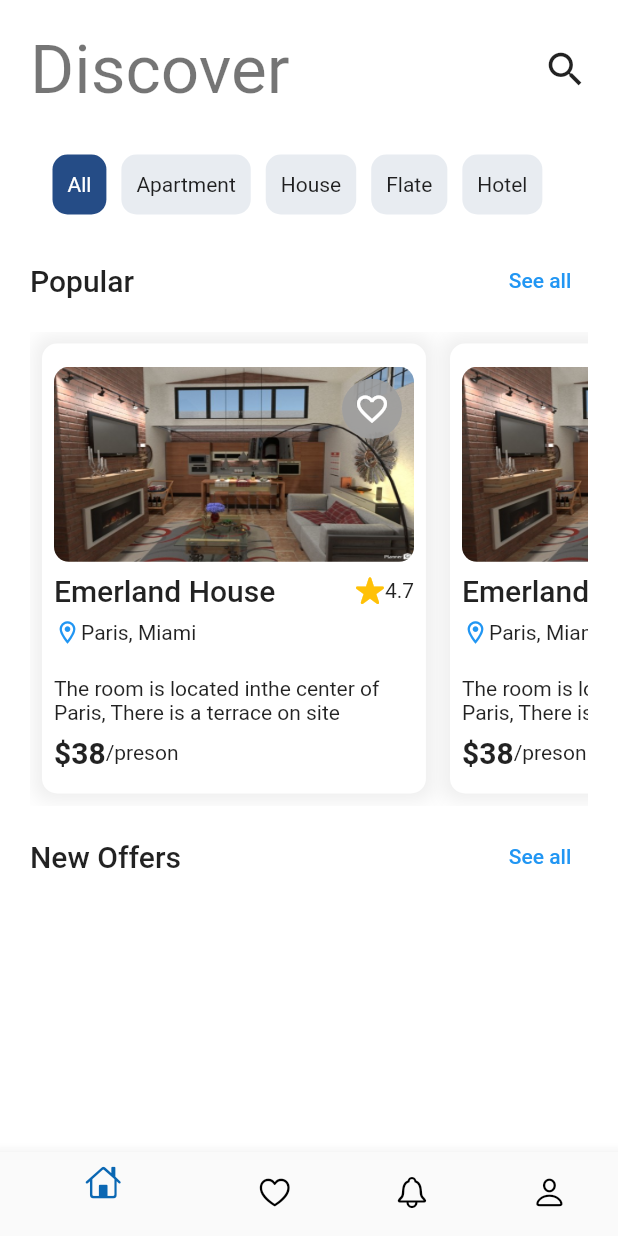
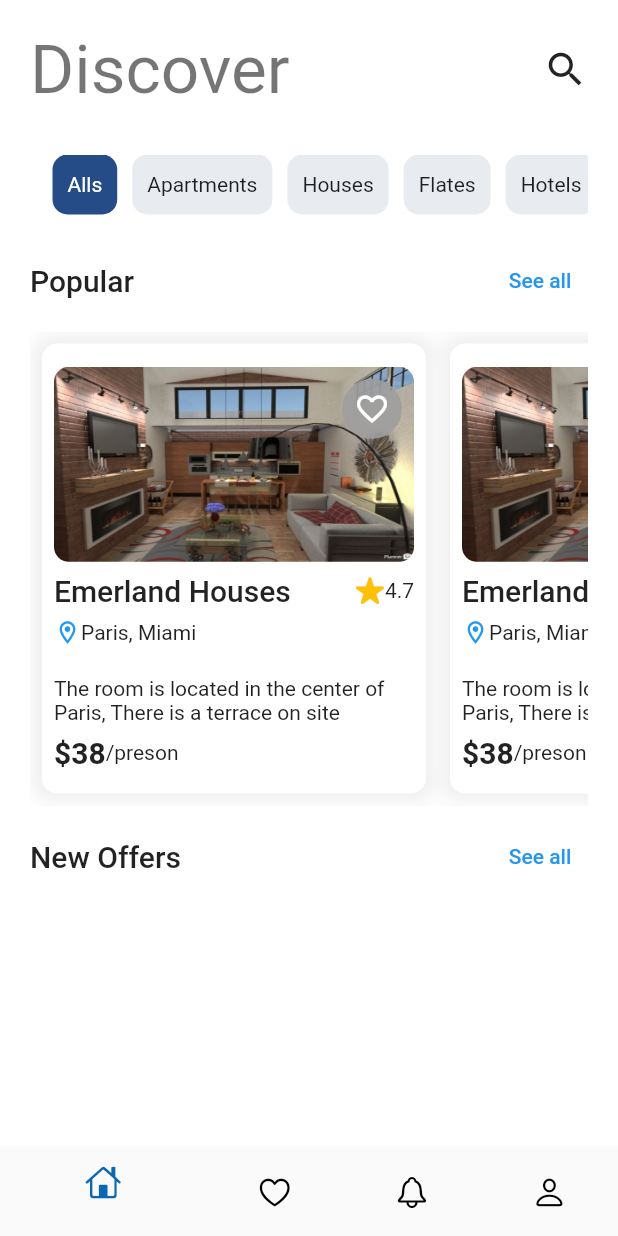
Before and after one commit to SAMIULLAH-KALHORO-DEV/Real-State-App-UI, a Flutter app: the screen it shows after launch, on a phone screen of 412 x 824 dp. Run offline on Flutter 3.47's test engine with Material 2 defaults, Android fonts, the light colour scheme and no system bars.

Commit message:
some changes

```diff
--- a/lib/home/home.dart
+++ b/lib/home/home.dart
@@ -8,11 +8,11 @@ class Home extends StatelessWidget {
   @override
   Widget build(BuildContext context) {
     List<String> rowList = [
-      'All',
-      'Apartment',
-      'House',
-      'Flate',
-      'Hotel',
+      'Alls',
+      'Apartments',
+      'Houses',
+      'Flates',
+      'Hotels',
     ];
     return Scaffold(
       backgroundColor: Colors.white,
--- a/lib/home/showcasewidget.dart
+++ b/lib/home/showcasewidget.dart
@@ -63,7 +63,7 @@ class ShowCaseWidget extends StatelessWidget {
                       Row(
                         mainAxisAlignment: MainAxisAlignment.spaceBetween,
                         children: [
-                          Text("Emerland House",
+                          Text("Emerland Houses",
                               style: Theme.of(context).textTheme.titleLarge),
                           Row(
                             children: [
@@ -86,7 +86,7 @@ class ShowCaseWidget extends StatelessWidget {
                       ),
                       SizedBox(height: 5),
                       Text(
-                        "The room is located inthe center of Paris, There is a terrace on site",
+                        "The room is located in the center of Paris, There is a terrace on site",
                       ),
                       Row(
                         children: [
```
